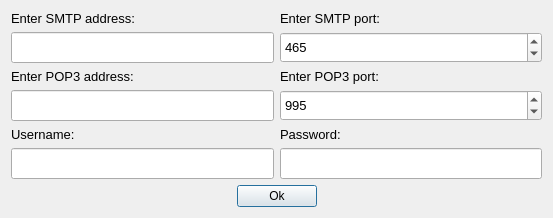
First picture: the form in kurs/Mailer/portdialog.ui, repository rodimov/NetworksLabs_SUT, before the edit.
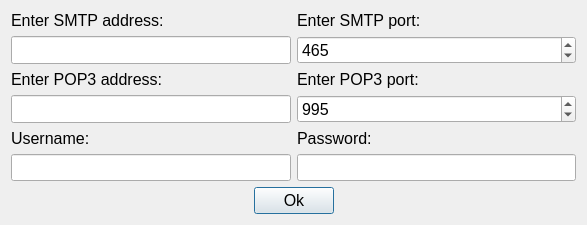
Second picture: the form after the edit.

Commit message: portdialog fonts resize

Patch:
```diff
--- a/kurs/Mailer/portdialog.ui
+++ b/kurs/Mailer/portdialog.ui
@@ -6,8 +6,8 @@
    <rect>
     <x>0</x>
     <y>0</y>
-    <width>553</width>
-    <height>218</height>
+    <width>587</width>
+    <height>221</height>
    </rect>
   </property>
   <property name="sizePolicy">
@@ -16,6 +16,11 @@
     <verstretch>0</verstretch>
    </sizepolicy>
   </property>
+  <property name="font">
+   <font>
+    <pointsize>12</pointsize>
+   </font>
+  </property>
   <property name="windowTitle">
    <string>Log in</string>
   </property>
@@ -26,7 +31,7 @@
       <widget class="QLabel" name="label_4">
        <property name="font">
         <font>
-         <pointsize>10</pointsize>
+         <pointsize>12</pointsize>
         </font>
        </property>
        <property name="text">
@@ -44,7 +49,7 @@
        </property>
        <property name="font">
         <font>
-         <pointsize>10</pointsize>
+         <pointsize>12</pointsize>
         </font>
        </property>
        <property name="echoMode">
@@ -66,7 +71,7 @@
        </property>
        <property name="font">
         <font>
-         <pointsize>10</pointsize>
+         <pointsize>12</pointsize>
         </font>
        </property>
        <property name="text">
@@ -84,7 +89,7 @@
        </property>
        <property name="font">
         <font>
-         <pointsize>10</pointsize>
+         <pointsize>12</pointsize>
         </font>
        </property>
       </widget>
@@ -97,7 +102,7 @@
       <widget class="QLabel" name="label_3">
        <property name="font">
         <font>
-         <pointsize>10</pointsize>
+         <pointsize>12</pointsize>
         </font>
        </property>
        <property name="text">
@@ -115,7 +120,7 @@
        </property>
        <property name="font">
         <font>
-         <pointsize>10</pointsize>
+         <pointsize>12</pointsize>
         </font>
        </property>
       </widget>
@@ -134,7 +139,7 @@
        </property>
        <property name="font">
         <font>
-         <pointsize>10</pointsize>
+         <pointsize>12</pointsize>
         </font>
        </property>
        <property name="text">
@@ -152,7 +157,7 @@
        </property>
        <property name="font">
         <font>
-         <pointsize>10</pointsize>
+         <pointsize>12</pointsize>
         </font>
        </property>
        <property name="minimum">
@@ -185,6 +190,11 @@
      </item>
      <item>
       <widget class="QPushButton" name="ok">
+       <property name="font">
+        <font>
+         <pointsize>12</pointsize>
+        </font>
+       </property>
        <property name="text">
         <string>Ok</string>
        </property>
@@ -211,7 +221,7 @@
       <widget class="QLabel" name="label_5">
        <property name="font">
         <font>
-         <pointsize>10</pointsize>
+         <pointsize>12</pointsize>
         </font>
        </property>
        <property name="text">
@@ -229,7 +239,7 @@
        </property>
        <property name="font">
         <font>
-         <pointsize>10</pointsize>
+         <pointsize>12</pointsize>
         </font>
        </property>
       </widget>
@@ -242,7 +252,7 @@
       <widget class="QLabel" name="label_6">
        <property name="font">
         <font>
-         <pointsize>10</pointsize>
+         <pointsize>12</pointsize>
         </font>
        </property>
        <property name="text">
@@ -260,7 +270,7 @@
        </property>
        <property name="font">
         <font>
-         <pointsize>10</pointsize>
+         <pointsize>12</pointsize>
         </font>
        </property>
        <property name="maximum">
```
The commit also changes 6 other files.
